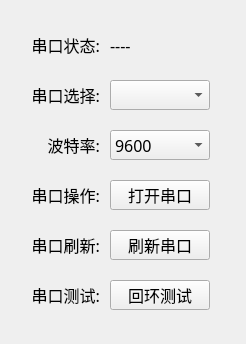
This is PlugTest/common/serialport/serialportwid.ui in ChinaClever/PlugTest as Qt 5 draws it before an edit. The edited form follows.
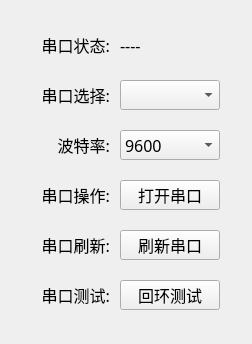
This is the edited form. Icons and pictures are not drawn.

What changed in the file:
```diff
--- a/PlugTest/common/serialport/serialportwid.ui
+++ b/PlugTest/common/serialport/serialportwid.ui
@@ -6,7 +6,7 @@
    <rect>
     <x>0</x>
     <y>0</y>
-    <width>246</width>
+    <width>252</width>
     <height>344</height>
    </rect>
   </property>
@@ -26,7 +26,7 @@
   <widget class="QLabel" name="stateLab">
    <property name="geometry">
     <rect>
-     <x>110</x>
+     <x>120</x>
      <y>30</y>
      <width>100</width>
      <height>30</height>
@@ -39,7 +39,7 @@
   <widget class="QPushButton" name="updateBtn">
    <property name="geometry">
     <rect>
-     <x>110</x>
+     <x>120</x>
      <y>230</y>
      <width>100</width>
      <height>30</height>
@@ -54,7 +54,7 @@
     <rect>
      <x>20</x>
      <y>230</y>
-     <width>80</width>
+     <width>90</width>
      <height>30</height>
     </rect>
    </property>
@@ -70,7 +70,7 @@
     <rect>
      <x>20</x>
      <y>180</y>
-     <width>80</width>
+     <width>90</width>
      <height>30</height>
     </rect>
    </property>
@@ -86,7 +86,7 @@
     <rect>
      <x>20</x>
      <y>30</y>
-     <width>80</width>
+     <width>90</width>
      <height>30</height>
     </rect>
    </property>
@@ -102,7 +102,7 @@
     <rect>
      <x>20</x>
      <y>80</y>
-     <width>80</width>
+     <width>90</width>
      <height>30</height>
     </rect>
    </property>
@@ -116,7 +116,7 @@
   <widget class="QPushButton" name="workBtn">
    <property name="geometry">
     <rect>
-     <x>110</x>
+     <x>120</x>
      <y>180</y>
      <width>100</width>
      <height>30</height>
@@ -129,7 +129,7 @@
   <widget class="QComboBox" name="comBox">
    <property name="geometry">
     <rect>
-     <x>110</x>
+     <x>120</x>
      <y>80</y>
      <width>100</width>
      <height>30</height>
@@ -149,7 +149,7 @@
     <rect>
      <x>20</x>
      <y>280</y>
-     <width>80</width>
+     <width>90</width>
      <height>30</height>
     </rect>
    </property>
@@ -163,7 +163,7 @@
   <widget class="QPushButton" name="loopBtn">
    <property name="geometry">
     <rect>
-     <x>110</x>
+     <x>120</x>
      <y>280</y>
      <width>100</width>
      <height>30</height>
@@ -176,7 +176,7 @@
   <widget class="QComboBox" name="baudComBox">
    <property name="geometry">
     <rect>
-     <x>110</x>
+     <x>120</x>
      <y>130</y>
      <width>100</width>
      <height>30</height>
@@ -224,7 +224,7 @@
     <rect>
      <x>20</x>
      <y>130</y>
-     <width>80</width>
+     <width>90</width>
      <height>30</height>
     </rect>
    </property>
```
Left out of the diff: 6 changed lines with no effect on the pictures.
